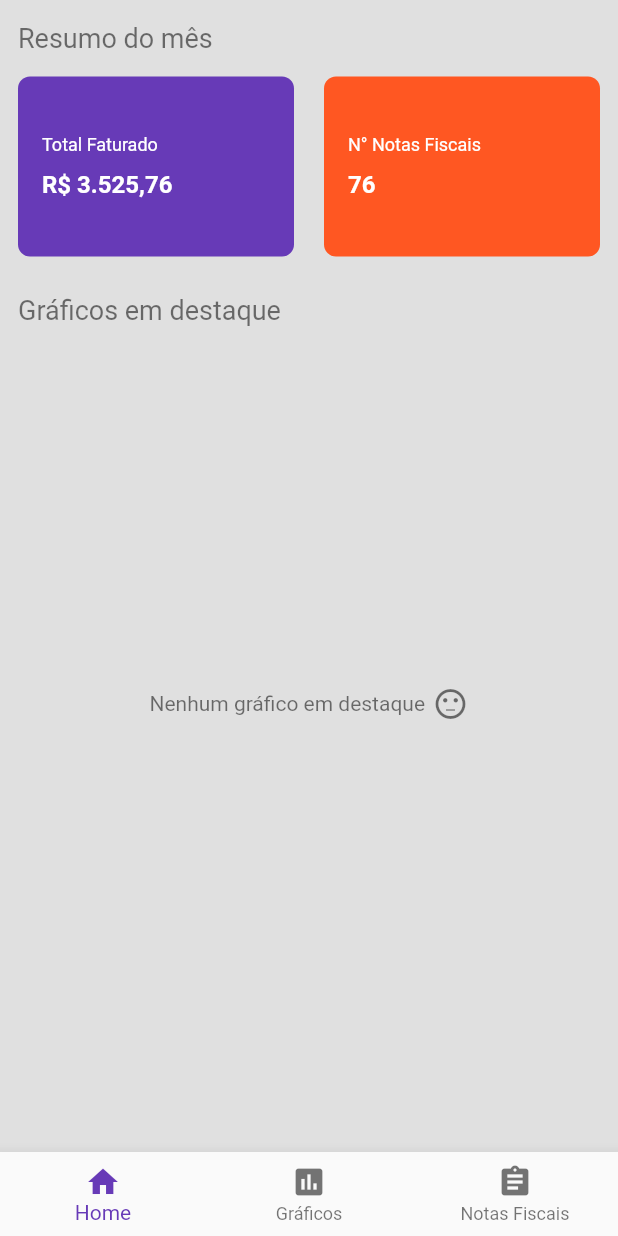
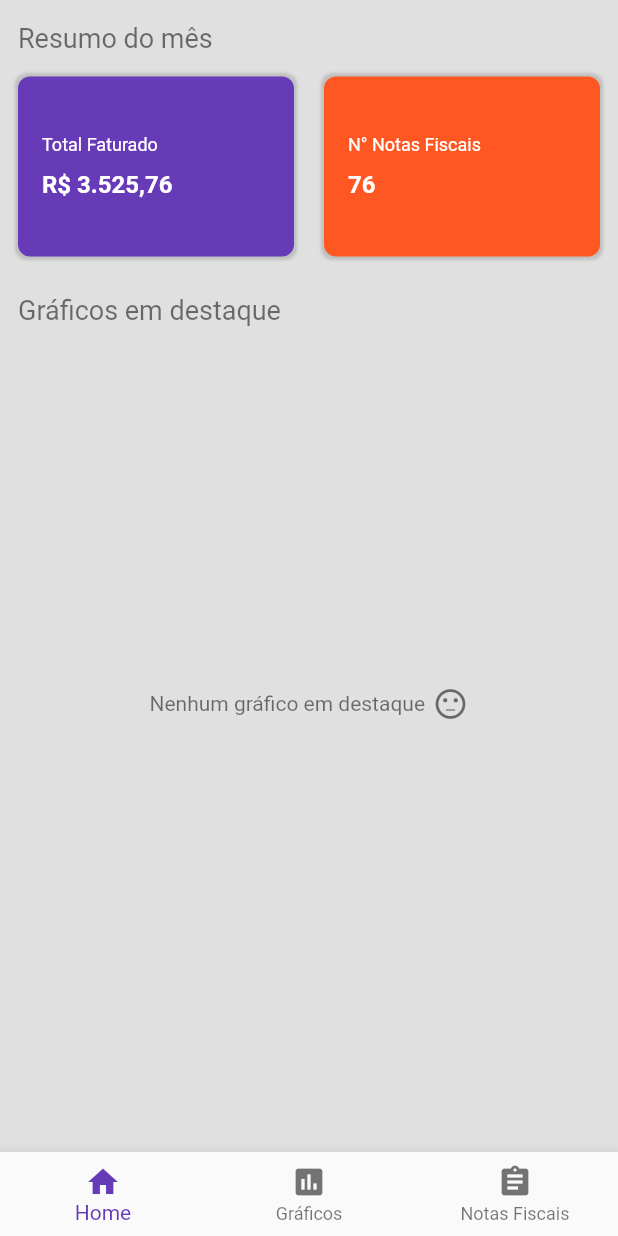
Before and after one commit to gmtfonseca/quantifico-flutter, a Flutter app: the screen it shows after launch, on a phone screen of 412 x 824 dp. Run offline on Flutter 3.47's test engine with Material 2 defaults, Android fonts, the phone set to English and light mode, and no system bars; our stand-ins replace bloc, charts_flutter, equatable, flutter_bloc, shared_preferences.

Commit message:
Add shadow to home screen insights

```diff
--- a/lib/presentation/screen/home_screen.dart
+++ b/lib/presentation/screen/home_screen.dart
@@ -104,6 +104,13 @@ class HomeScreen extends StatelessWidget {
       decoration: BoxDecoration(
         color: backgroundColor,
         borderRadius: const BorderRadius.all(Radius.circular(8.0)),
+        boxShadow: [
+          BoxShadow(
+            color: Colors.grey.withOpacity(0.5),
+            spreadRadius: 2,
+            blurRadius: 1,
+          ),
+        ],
       ),
       child: Padding(
         padding: const EdgeInsets.all(16.0),
```
